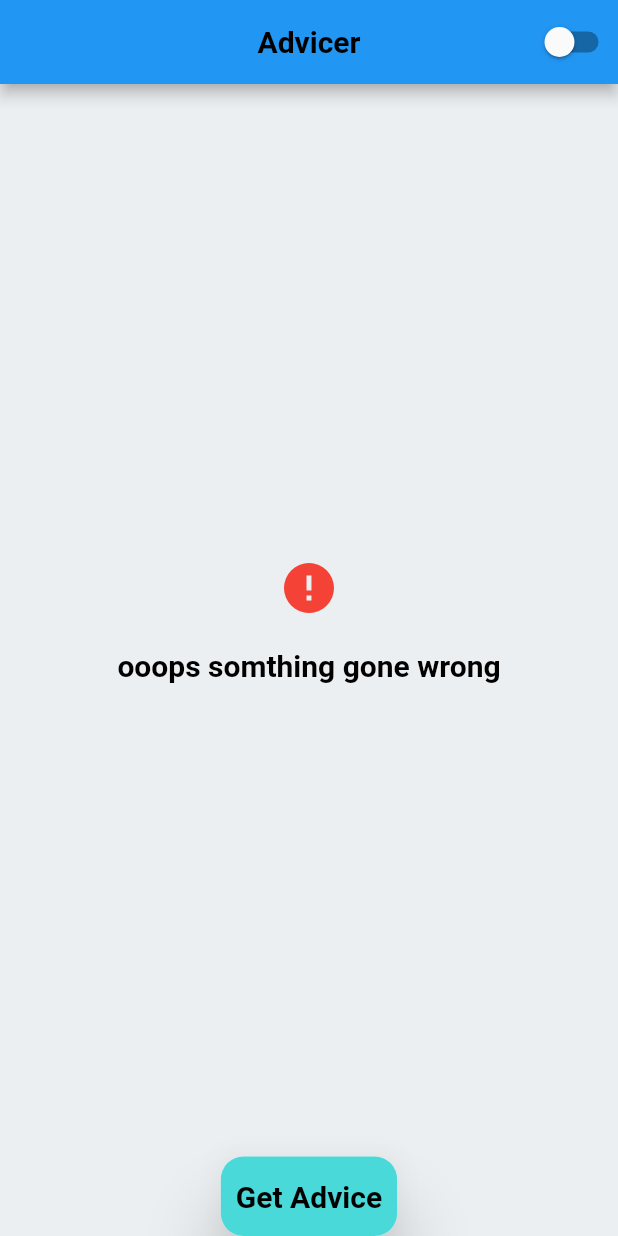
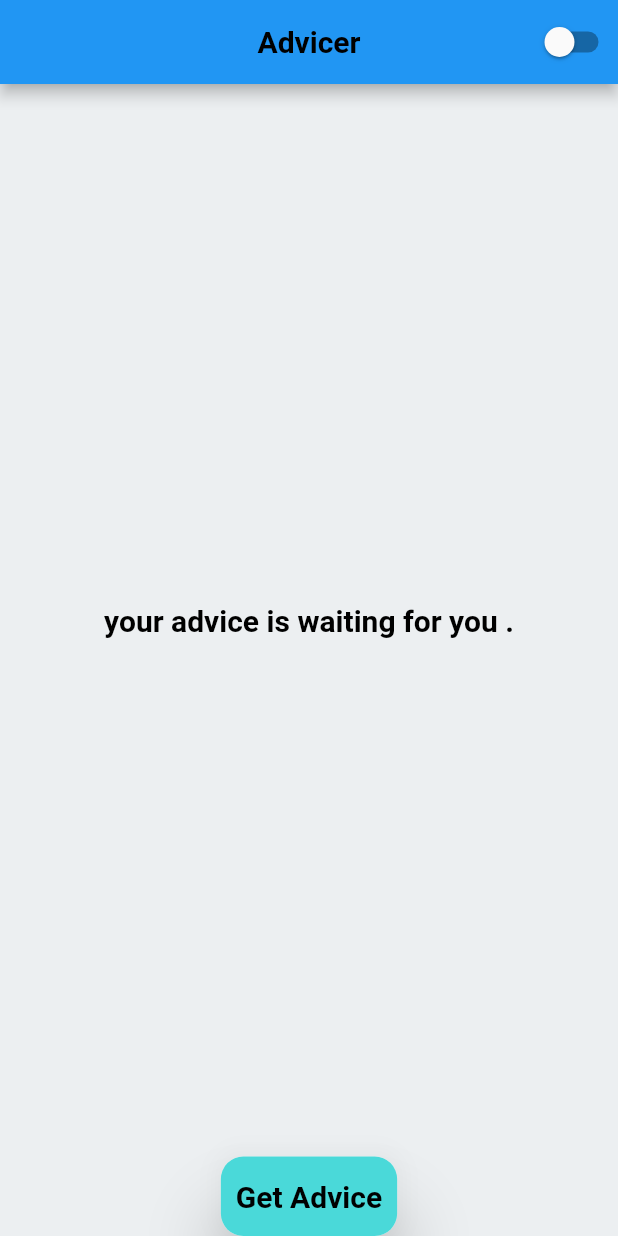
Before and after one commit to mfarghal/advice, a Flutter app: the screen it shows after launch, on a phone screen of 412 x 824 dp. Run offline on Flutter 3.47's test engine with Material 2 defaults, Android fonts, the phone set to English and light mode, and no system bars; our stand-ins replace flutter_bloc; Roboto replaces fonts that are missing (Rubik).

Commit message:
add bloc state manage

```diff
--- /dev/null
+++ b/lib/features/advice/3_presentation/bloc/advice_bloc.dart
@@ -0,0 +1,16 @@
+import 'package:flutter/material.dart';
+import 'package:flutter_bloc/flutter_bloc.dart';
+
+part 'advice_event.dart';
+part 'advice_state.dart';
+
+class AdviceBloc extends Bloc<AdviceEvent, AdviceState> {
+  AdviceBloc() : super(AdviceInitial()) {
+    on<AdviceRequestedEvent>((event, emit) async {
+      emit(AdviceStateLoading());
+      // execute
+      await Future.delayed(const Duration(seconds: 3));
+      emit(AdviceStateLoaded(advice: 'fake advice'));
+    });
+  }
+}
--- /dev/null
+++ b/lib/features/advice/3_presentation/bloc/advice_event.dart
@@ -0,0 +1,6 @@
+part of 'advice_bloc.dart';
+
+@immutable
+abstract class AdviceEvent {}
+
+class AdviceRequestedEvent extends AdviceEvent {}
--- /dev/null
+++ b/lib/features/advice/3_presentation/bloc/advice_state.dart
@@ -0,0 +1,18 @@
+part of 'advice_bloc.dart';
+
+@immutable
+abstract class AdviceState {}
+
+class AdviceInitial extends AdviceState {}
+
+class AdviceStateLoading extends AdviceState {}
+
+class AdviceStateLoaded extends AdviceState {
+  final String advice;
+  AdviceStateLoaded({required this.advice});
+}
+
+class AdviceStateError extends AdviceState {
+  final String message;
+  AdviceStateError({required this.message});
+}
--- a/lib/features/advice/3_presentation/pages/advice_page.dart
+++ b/lib/features/advice/3_presentation/pages/advice_page.dart
@@ -1,8 +1,22 @@
 import 'package:advice/core/services/theme_service.dart';
+import 'package:advice/features/advice/3_presentation/bloc/advice_bloc.dart';
 import 'package:flutter/material.dart';
+import 'package:flutter_bloc/flutter_bloc.dart';
 import 'package:provider/provider.dart';
 
 import 'components/body.dart';
+
+class AdvicePageWrapperProvider extends StatelessWidget {
+  const AdvicePageWrapperProvider({super.key});
+
+  @override
+  Widget build(BuildContext context) {
+    return BlocProvider(
+      create: (context) => AdviceBloc(),
+      child: const AdvicePage(),
+    );
+  }
+}
 
 class AdvicePage extends StatelessWidget {
   const AdvicePage({super.key});
--- a/lib/features/advice/3_presentation/pages/components/body.dart
+++ b/lib/features/advice/3_presentation/pages/components/body.dart
@@ -1,7 +1,9 @@
 import 'package:advice/features/advice/3_presentation/pages/components/custom_button.dart';
 import 'package:advice/features/advice/3_presentation/pages/components/error_message.dart';
 import 'package:flutter/material.dart';
+import 'package:flutter_bloc/flutter_bloc.dart';
 
+import '../../bloc/advice_bloc.dart';
 import 'advice_field.dart';
 
 class Body extends StatelessWidget {
@@ -9,26 +11,33 @@ class Body extends StatelessWidget {
 
   @override
   Widget build(BuildContext context) {
-    return const Padding(
-      padding: EdgeInsets.symmetric(horizontal: 24),
+    return Padding(
+      padding: const EdgeInsets.symmetric(horizontal: 24),
       child: Column(
         mainAxisAlignment: MainAxisAlignment.center,
         crossAxisAlignment: CrossAxisAlignment.center,
         children: [
           Expanded(
             child: Center(
-              child: ErrorMessage(message: 'ooops somthing gone wrong')
-              /*AdviceField(advice: 'example advice - you day will ne good')*/
-
-              /*CircularProgressIndicator(
-                color: Theme.of(context).colorScheme.secondary,
-              )*/
-
-              /*Text(
-                'your advice is waiting for you .',
-                style: Theme.of(context).textTheme.headlineMedium,
-              )*/
-              ,
+              child: BlocBuilder<AdviceBloc, AdviceState>(
+                builder: (context, state) {
+                  if (state is AdviceInitial) {
+                    return Text(
+                      'your advice is waiting for you .',
+                      style: Theme.of(context).textTheme.headlineMedium,
+                    );
+                  } else if (state is AdviceStateLoading) {
+                    return CircularProgressIndicator(
+                        color: Theme.of(context).colorScheme.secondary);
+                  } else if (state is AdviceStateLoaded) {
+                    return AdviceField(advice: state.advice);
+                  } else if (state is AdviceStateError) {
+                    return ErrorMessage(message: state.message);
+                  } else {
+                    return const SizedBox.shrink();
+                  }
+                },
+              ),
             ),
           ),
           const Center(child: CustomButton()),
--- a/lib/features/advice/3_presentation/pages/components/custom_button.dart
+++ b/lib/features/advice/3_presentation/pages/components/custom_button.dart
@@ -1,4 +1,6 @@
+import 'package:advice/features/advice/3_presentation/bloc/advice_bloc.dart';
 import 'package:flutter/material.dart';
+import 'package:flutter_bloc/flutter_bloc.dart';
 
 class CustomButton extends StatelessWidget {
   const CustomButton({super.key});
@@ -6,7 +8,8 @@ class CustomButton extends StatelessWidget {
   @override
   Widget build(BuildContext context) {
     return InkResponse(
-      onTap: () {},
+      onTap: () =>
+          BlocProvider.of<AdviceBloc>(context).add(AdviceRequestedEvent()),
       child: Material(
         elevation: 20,
         borderRadius: BorderRadius.circular(15),
--- a/lib/main.dart
+++ b/lib/main.dart
@@ -21,7 +21,7 @@ class MyApp extends StatelessWidget {
         themeMode: themeService.isDarkModeOn ? ThemeMode.dark : ThemeMode.light,
         theme: AppTheme.lightTheme,
         darkTheme: AppTheme.darkTheme,
-        home: const AdvicePage(),
+        home: const AdvicePageWrapperProvider(),
       );
     });
   }
--- a/pubspec.yaml
+++ b/pubspec.yaml
@@ -19,6 +19,7 @@ dependencies:
 
   # state management
   provider: ^6.0.5
+  flutter_bloc: ^8.1.3
 
 dev_dependencies:
   flutter_test:
```
Also changed, not shown: pubspec.lock.
